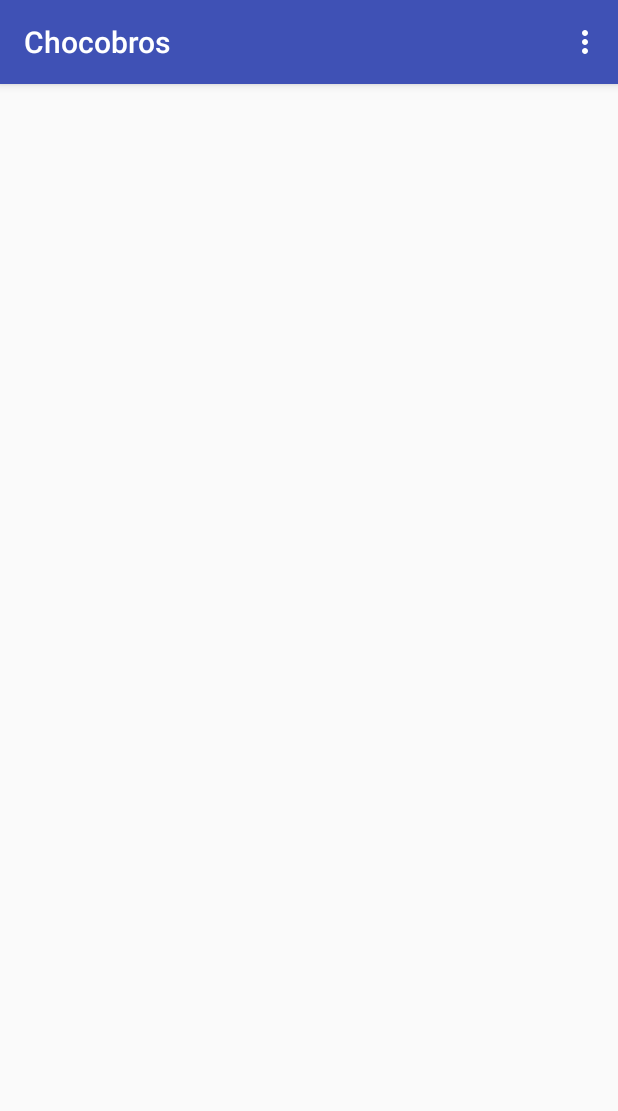
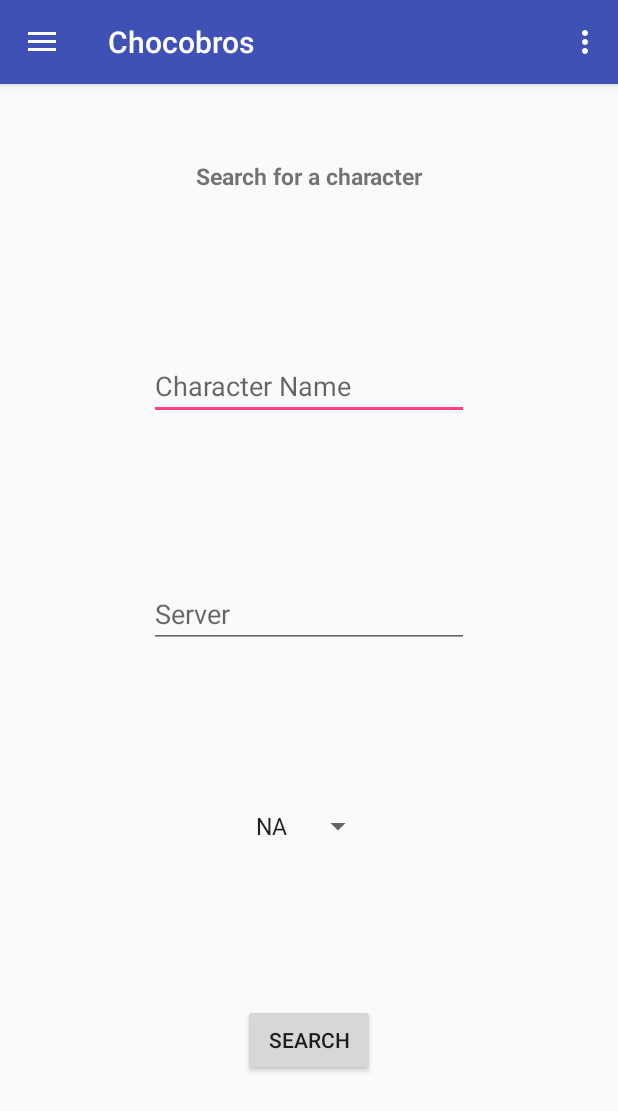
Before and after one commit to jbillote/chocobros-app, an Android app: the screen it shows after launch (CharacterSearchActivity), in the side drawer, after a tap on "Gallery", on a phone screen of 412 x 824 dp. Shown: the top 1111 px of the screen. Run offline under Robolectric (Android 15) with nearby library versions, the phone set to English and light mode, and no system bars; network calls fail.

Commit message:
Implement searching for rankings by character

```diff
--- a/app/src/main/AndroidManifest.xml
+++ b/app/src/main/AndroidManifest.xml
@@ -24,7 +24,8 @@
             android:name=".activity.NavigationDrawerActivity"
             android:label="@string/title_activity_navigation_drawer"
             android:theme="@style/AppTheme.NoActionBar" />
-        <activity android:name=".activity.CharacterRankingsActivity"></activity>
+        <activity android:name=".activity.CharacterRankingsActivity"
+            android:theme="@style/AppTheme.NoActionBar"/>
     </application>
 
 </manifest>
--- /dev/null
+++ b/app/src/main/java/com/jbillote/chocobros/activity/CharacterRankingsActivity.java
@@ -0,0 +1,25 @@
+package com.jbillote.chocobros.activity;
+
+import com.jbillote.chocobros.R;
+import com.jbillote.chocobros.fflogs.model.CharacterRanking;
+
+import android.support.v7.app.AppCompatActivity;
+import android.os.Bundle;
+import android.view.ViewStub;
+
+import com.google.gson.Gson;
+
+import java.util.ArrayList;
+import java.util.List;
+
+public class CharacterRankingsActivity extends NavigationDrawerActivity {
+
+    @Override
+    protected void onCreate(Bundle savedInstanceState) {
+        super.onCreate(savedInstanceState);
+
+        ViewStub stub = (ViewStub)findViewById(R.id.main_layout_stub);
+        stub.setLayoutResource(R.layout.activity_character_rankings);
+        stub.inflate();
+    }
+}
--- a/app/src/main/java/com/jbillote/chocobros/activity/CharacterSearchActivity.java
+++ b/app/src/main/java/com/jbillote/chocobros/activity/CharacterSearchActivity.java
@@ -1,21 +1,103 @@
 package com.jbillote.chocobros.activity;
 
 import com.jbillote.chocobros.R;
-import com.jbillote.chocobros.activity.NavigationDrawerActivity;
+import com.jbillote.chocobros.fflogs.FFLogsAPI;
 
-import android.support.v7.app.AppCompatActivity;
+import android.app.Activity;
+import android.app.ProgressDialog;
+import android.content.Intent;
+import android.os.AsyncTask;
 import android.os.Bundle;
+import android.view.View;
 import android.view.ViewStub;
+import android.widget.EditText;
+import android.widget.Spinner;
+import android.widget.Toast;
+
+import com.google.gson.Gson;
 
 public class CharacterSearchActivity extends NavigationDrawerActivity {
+
+    public static String EXTRA_RANKINGS = "com.jbillote_chocobros.activity.CHARACTER_RANKINGS";
+    public static String EXTRA_CHARACTER_NAME = "com.jbillote.chocobros.activity.CHARACTER_NAME";
+    public static String EXTRA_CHARACTER_SERVER = "com.jbillote.chocobros.activity.SERVER";
+    public static String EXTRA_CHARACTER_REGION = "com.jbillote.chocobros.activity.REGION";
+
+    @SuppressWarnings("deprecation")
+    private ProgressDialog progressDialog;
 
     @Override
     protected void onCreate(Bundle savedInstanceState) {
         super.onCreate(savedInstanceState);
-        // setContentView(R.layout.activity_main);
 
         ViewStub stub = (ViewStub)findViewById(R.id.main_layout_stub);
-        stub.setLayoutResource(R.layout.activity_main);
+        stub.setLayoutResource(R.layout.activity_character_search);
         stub.inflate();
     }
+
+    public void searchPressed(View view) {
+        this.progressDialog = new ProgressDialog(CharacterSearchActivity.this);
+        this.progressDialog.setMessage(getApplicationContext().getString(R.string.search_in_progress));
+        this.progressDialog.setIndeterminate(true);
+        this.progressDialog.setCancelable(true);
+        this.progressDialog.show();
+
+        String characterName = ((EditText)findViewById(R.id.character_search_name)).getText().toString();
+        String server = ((EditText)findViewById(R.id.character_search_server)).getText().toString();
+        String region = ((Spinner)findViewById(R.id.character_search_region)).getSelectedItem().toString();
+
+        ExecuteSearch task = new ExecuteSearch(this, characterName, server, region);
+        task.execute();
+    }
+
+    private class ExecuteSearch extends AsyncTask<Void, Void, String> {
+
+        private Activity activity;
+        private String characterName;
+        private String server;
+        private String region;
+
+        public ExecuteSearch(Activity activity, String characterName, String server, String region) {
+            this.activity = activity;
+            this.characterName = characterName;
+            this.server = server;
+            this.region = region;
+        }
+
+        @Override
+        protected void onPreExecute() {}
+
+        @Override
+        protected String doInBackground(Void... unused) {
+            String response = null;
+
+            try {
+                FFLogsAPI api = new FFLogsAPI("5dfb8a713b0eb301eba693194c00c83b");
+                Gson gson = new Gson();
+
+                response = gson.toJson(api.getRanking(this.characterName, this.server, this.region));
+            } catch (Exception e) {
+                e.printStackTrace();
+            }
+
+            return response;
+        }
+
+        @Override
+        protected void onPostExecute(String res) {
+            progressDialog.dismiss();
+
+            if (res != null) {
+                Intent intent = new Intent(this.activity, CharacterRankingsActivity.class);
+                intent.putExtra(EXTRA_RANKINGS, res);
+                intent.putExtra(EXTRA_CHARACTER_NAME, this.characterName);
+                intent.putExtra(EXTRA_CHARACTER_SERVER, this.server);
+                intent.putExtra(EXTRA_CHARACTER_REGION, this.region);
+
+                startActivity(intent);
+            } else {
+                Toast.makeText(getApplicationContext(), "Unable to fetch rankings.", Toast.LENGTH_SHORT).show();
+            }
+        }
+    }
 }
--- /dev/null
+++ b/app/src/main/res/layout/activity_character_rankings.xml
@@ -0,0 +1,9 @@
+<?xml version="1.0" encoding="utf-8"?>
+<android.support.constraint.ConstraintLayout xmlns:android="http://schemas.android.com/apk/res/android"
+    xmlns:app="http://schemas.android.com/apk/res-auto"
+    xmlns:tools="http://schemas.android.com/tools"
+    android:layout_width="match_parent"
+    android:layout_height="match_parent"
+    tools:context="com.jbillote.chocobros.activity.CharacterRankingsActivity">
+
+</android.support.constraint.ConstraintLayout>
--- a/app/src/main/res/layout/activity_character_search.xml
+++ b/app/src/main/res/layout/activity_character_search.xml
@@ -9,10 +9,58 @@
     <TextView
         android:layout_width="wrap_content"
         android:layout_height="wrap_content"
-        android:text="Hello World!"
-        app:layout_constraintBottom_toBottomOf="parent"
+        android:text="@string/character_search_title"
+        android:textStyle="bold"
+        android:textSize="15sp"
         app:layout_constraintLeft_toLeftOf="parent"
         app:layout_constraintRight_toRightOf="parent"
-        app:layout_constraintTop_toTopOf="parent" />
+        app:layout_constraintTop_toTopOf="parent"
+        android:id="@+id/textView2"
+        app:layout_constraintBottom_toTopOf="@+id/character_search_name" />
+
+    <EditText
+        android:id="@+id/character_search_name"
+        android:layout_width="wrap_content"
+        android:layout_height="wrap_content"
+        android:ems="10"
+        android:inputType="textPersonName"
+        android:hint="@string/character_name"
+        app:layout_constraintRight_toRightOf="parent"
+        app:layout_constraintLeft_toLeftOf="parent"
+        app:layout_constraintBottom_toTopOf="@+id/character_search_server"
+        app:layout_constraintTop_toBottomOf="@+id/textView2" />
+
+    <EditText
+        android:id="@+id/character_search_server"
+        android:layout_width="wrap_content"
+        android:layout_height="wrap_content"
+        android:ems="10"
+        android:inputType="textPersonName"
+        android:hint="@string/server"
+        app:layout_constraintRight_toRightOf="parent"
+        app:layout_constraintLeft_toLeftOf="parent"
+        app:layout_constraintBottom_toTopOf="@+id/character_search_region"
+        app:layout_constraintTop_toBottomOf="@+id/character_search_name" />
+
+    <Spinner
+        android:id="@+id/character_search_region"
+        android:layout_width="wrap_content"
+        android:layout_height="wrap_content"
+        android:entries="@array/regions"
+        app:layout_constraintRight_toRightOf="parent"
+        app:layout_constraintLeft_toLeftOf="parent"
+        app:layout_constraintBottom_toTopOf="@+id/character_search_button"
+        app:layout_constraintTop_toBottomOf="@+id/character_search_server" />
+
+    <Button
+        android:id="@+id/character_search_button"
+        android:layout_width="wrap_content"
+        android:layout_height="wrap_content"
+        android:text="@string/search"
+        app:layout_constraintRight_toRightOf="parent"
+        app:layout_constraintLeft_toLeftOf="parent"
+        app:layout_constraintBottom_toBottomOf="parent"
+        app:layout_constraintTop_toBottomOf="@+id/character_search_region"
+        android:onClick="searchPressed" />
 
 </android.support.constraint.ConstraintLayout>
--- a/app/src/main/res/values/strings.xml
+++ b/app/src/main/res/values/strings.xml
@@ -1,3 +1,24 @@
 <resources>
     <string name="app_name">Chocobros</string>
+    <string name="title_activity_navigation_drawer">NavigationDrawerActivity</string>
+
+    <string-array name="regions">
+        <item>NA</item>
+        <item>EU</item>
+        <item>JP</item>
+    </string-array>
+
+    <string name="character_name">Character Name</string>
+    <string name="guild_name">Guild</string>
+    <string name="server">Server</string>
+
+    <string name="search">Search</string>
+    <string name="search_in_progress">Searching&#8230;</string>
+
+    <string name="character_search_title">Search for a character</string>
+
+    <string name="navigation_drawer_open">Open navigation drawer</string>
+    <string name="navigation_drawer_close">Close navigation drawer</string>
+
+    <string name="action_settings">Settings</string>
 </resources>
```
